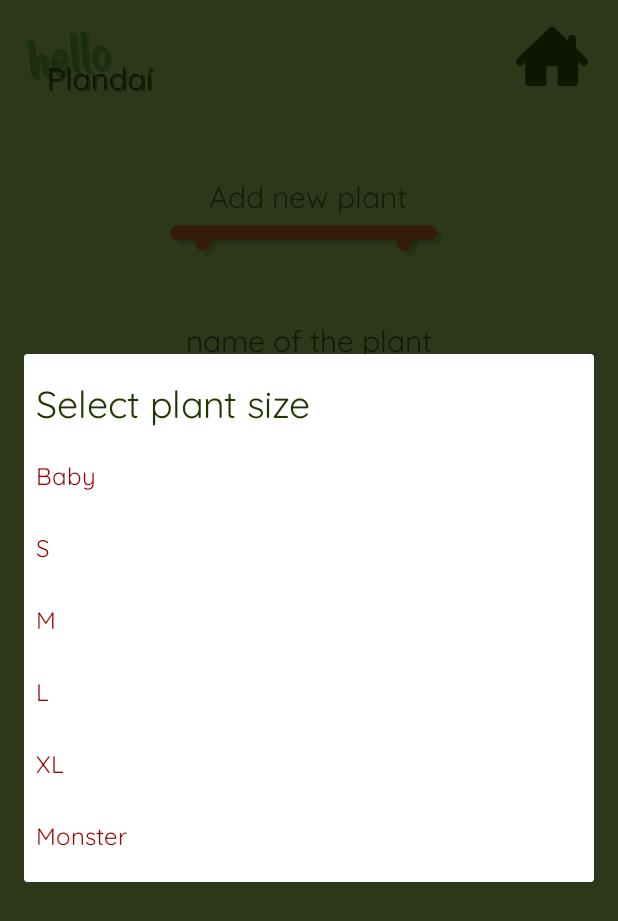
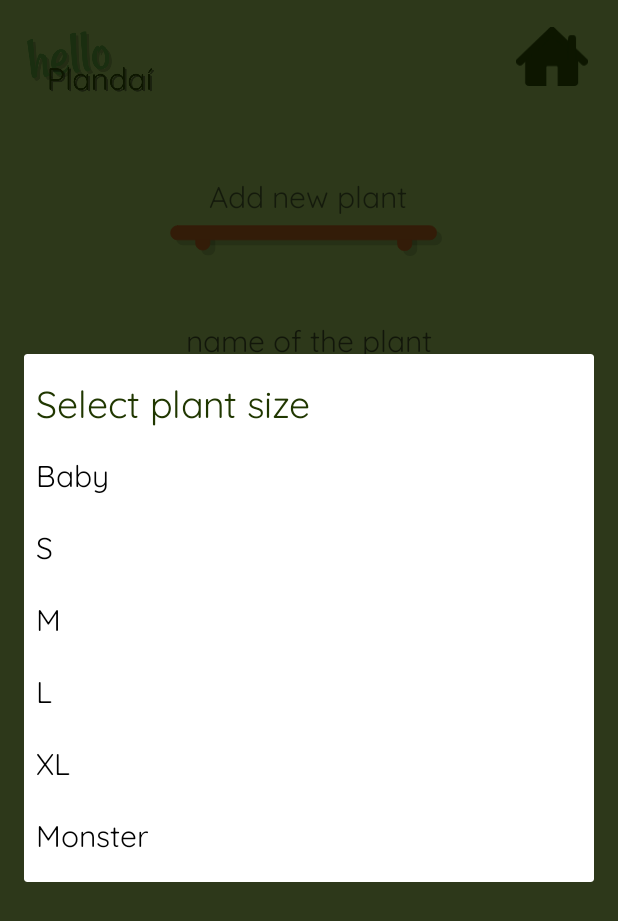
Before and after one commit to Zamerykanizowana/plandai, an Android app: the AddNewPlantActivity screen opened directly, with no data from a screen before it, after a tap on "Select plant size", on a phone screen of 412 x 824 dp. Shown: the top 921 px of the screen. Run offline under Robolectric (Android 15) with nearby library versions, the phone set to English and light mode, and no system bars.

Commit message:
themes.xml: minor changes

```diff
--- a/app/src/main/res/values/themes.xml
+++ b/app/src/main/res/values/themes.xml
@@ -15,9 +15,10 @@
 <!--        TODO: add default font - Quicksand, I don't know in whitch file-->
     </style>
     <style name="SpinnerTheme">
-        <item name="android:textColor">#990000</item>
+        <item name="android:textColor">#000000</item>
         <item name="android:fontFamily">@font/quicksand</item>
-        <item name="android:gravity">center</item>
+        <item name="android:textSize">20sp</item>
+        <item name="android:textAlignment">center</item>
 <!--        <item name="android:textStyle">bold</item>-->
     </style>
 </resources>
```
